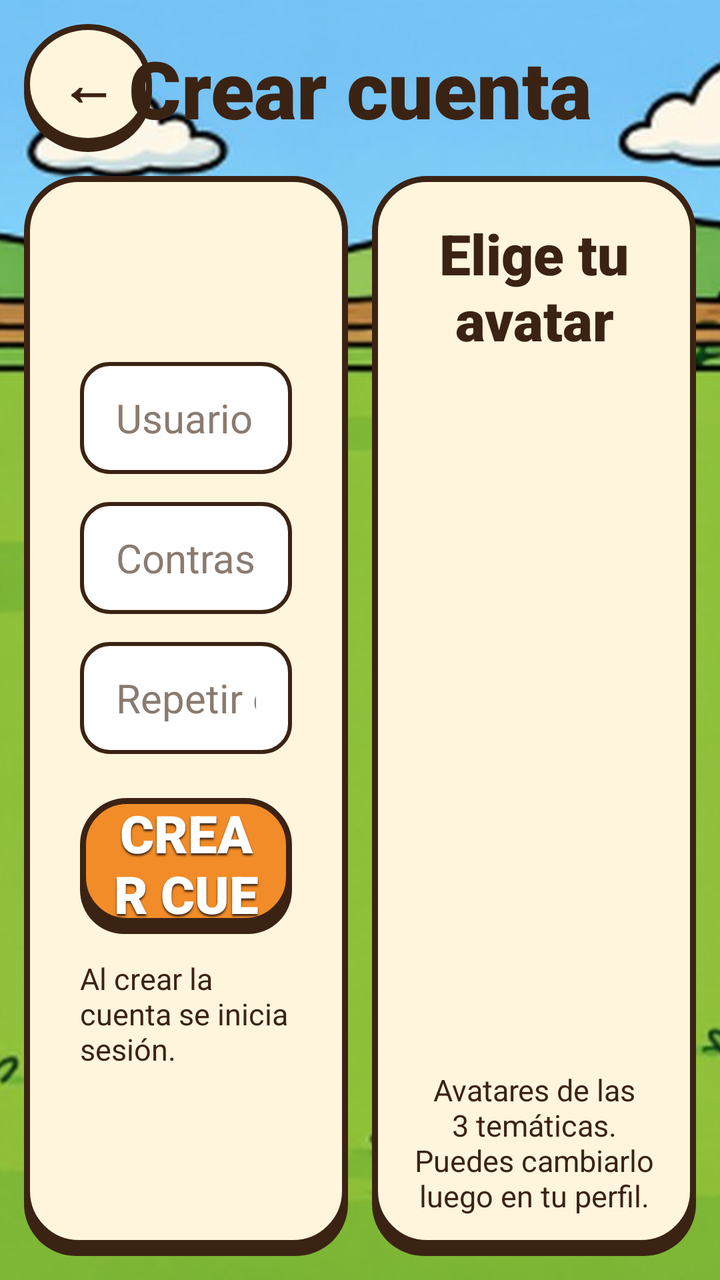
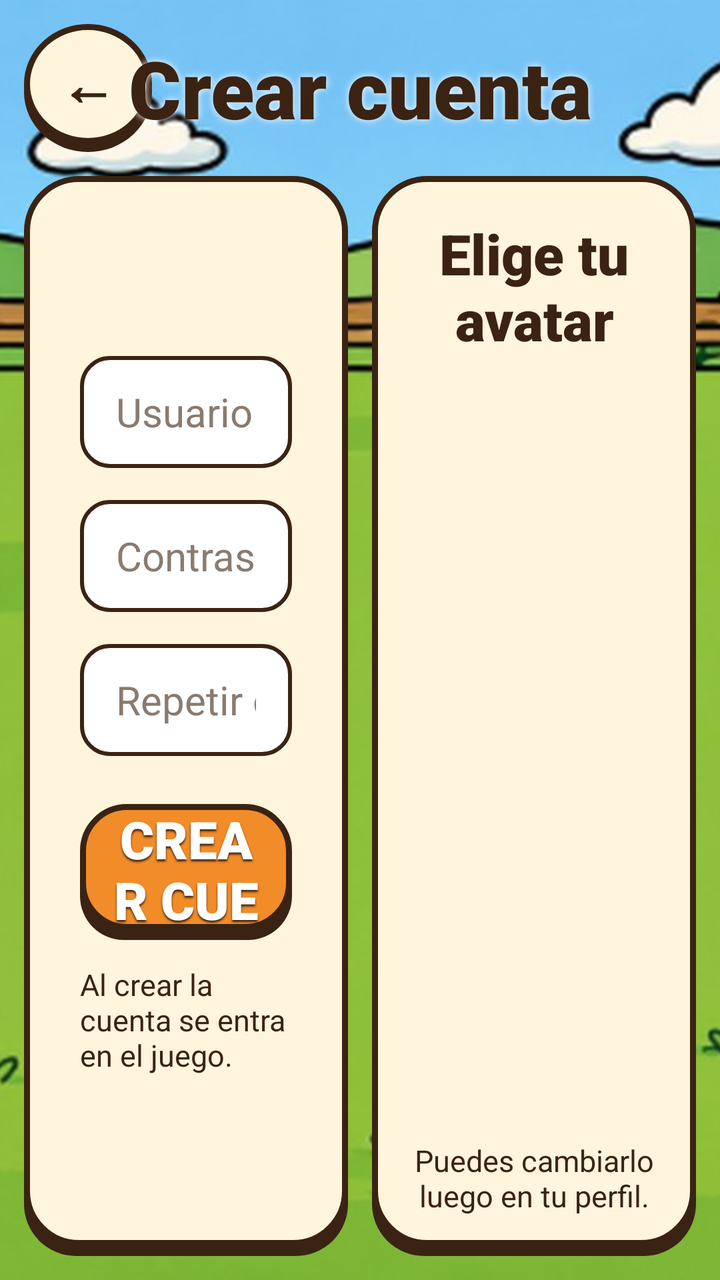

An Android layout rendered at two revisions. The XML below is the earlier revision; the diff shows what the commit changed to produce the second picture.
<!-- AndroidManifest.xml: application theme Theme.Topohit -->
<!-- res/layout/activity_registro.xml -->
<?xml version="1.0" encoding="utf-8"?>
<FrameLayout xmlns:android="http://schemas.android.com/apk/res/android"
    android:layout_width="match_parent"
    android:layout_height="match_parent">

    <ImageView
        android:id="@+id/imgFondo"
        android:layout_width="match_parent"
        android:layout_height="match_parent"
        android:scaleType="centerCrop"
        android:src="@drawable/fondo_partida_normal" />

    <LinearLayout
        android:layout_width="match_parent"
        android:layout_height="match_parent"
        android:orientation="vertical"
        android:padding="@dimen/margen_pequeno">

        
        <FrameLayout
            android:layout_width="match_parent"
            android:layout_height="wrap_content">

            <TextView
                android:id="@+id/btnAtras"
                style="@style/BotonRedondo"
                android:text="@string/atras" />

            <TextView
                android:id="@+id/lblTitulo"
                style="@style/Titulo"
                android:layout_width="match_parent"
                android:layout_height="wrap_content"
                android:layout_gravity="center_vertical"
                android:text="@string/crear_cuenta" />
        </FrameLayout>

        <LinearLayout
            android:layout_width="match_parent"
            android:layout_height="0dp"
            android:layout_weight="1"
            android:layout_marginTop="@dimen/margen_pequeno"
            android:orientation="horizontal">

            
            <LinearLayout
                android:id="@+id/layPanelDatos"
                android:layout_width="0dp"
                android:layout_height="match_parent"
                android:layout_marginEnd="@dimen/margen_pequeno"
                android:layout_weight="1"
                android:background="@drawable/panel_crema"
                android:gravity="center"
                android:orientation="vertical"
                android:padding="28dp">

                <EditText
                    android:id="@+id/txtUsuario"
                    style="@style/Campo"
                    android:layout_marginBottom="14dp"
                    android:hint="@string/usuario"
                    android:inputType="text" />

                <EditText
                    android:id="@+id/txtContrasena"
                    style="@style/Campo"
                    android:layout_marginBottom="14dp"
                    android:hint="@string/contrasena"
                    android:inputType="textPassword" />

                <EditText
                    android:id="@+id/txtRepetir"
                    style="@style/Campo"
                    android:layout_marginBottom="22dp"
                    android:hint="@string/repetir_contrasena"
                    android:inputType="textPassword" />

                <TextView
                    android:id="@+id/btnCrear"
                    style="@style/BotonJuego"
                    android:layout_width="match_parent"
                    android:background="@drawable/btn_naranja"
                    android:text="@string/crear_cuenta_mayus" />

                <TextView
                    android:id="@+id/lblNota"
                    android:layout_width="wrap_content"
                    android:layout_height="wrap_content"
                    android:layout_marginTop="12dp"
                    android:text="@string/al_crear"
                    android:textColor="@color/marron"
                    android:textSize="@dimen/texto_pequeno" />
            </LinearLayout>

            
            <LinearLayout
                android:id="@+id/layPanelAvatar"
                android:layout_width="0dp"
                android:layout_height="match_parent"
                android:layout_weight="1"
                android:background="@drawable/panel_crema"
                android:gravity="center_horizontal"
                android:orientation="vertical"
                android:padding="20dp">

                <TextView
                    android:id="@+id/lblAvatar"
                    style="@style/Titulo"
                    android:layout_width="match_parent"
                    android:layout_height="wrap_content"
                    android:text="@string/elige_avatar"
                    android:textSize="@dimen/texto_titulo_pequeno" />

                <include
                    android:id="@+id/selAvatares"
                    layout="@layout/selector_avatares"
                    android:layout_width="match_parent"
                    android:layout_height="0dp"
                    android:layout_weight="1" />

                <TextView
                    android:id="@+id/lblNotaAvatar"
                    android:layout_width="match_parent"
                    android:layout_height="wrap_content"
                    android:gravity="center"
                    android:text="@string/nota_avatares"
                    android:textColor="@color/marron"
                    android:textSize="@dimen/texto_pequeno" />
            </LinearLayout>
        </LinearLayout>
    </LinearLayout>

    <ProgressBar
        android:id="@+id/prgCargando"
        android:layout_width="64dp"
        android:layout_height="64dp"
        android:layout_gravity="center"
        android:visibility="gone" />
</FrameLayout>
<!-- res/layout/selector_avatares.xml (included above) -->
<?xml version="1.0" encoding="utf-8"?>
<LinearLayout xmlns:android="http://schemas.android.com/apk/res/android"
    android:layout_width="match_parent"
    android:layout_height="match_parent"
    android:orientation="vertical">

    <LinearLayout
        android:layout_width="match_parent"
        android:layout_height="0dp"
        android:layout_weight="1"
        android:orientation="horizontal">

        <ImageView
            android:id="@+id/imgAvatar0"
            android:layout_width="0dp"
            android:layout_height="match_parent"
            android:layout_margin="4dp"
            android:layout_weight="1"
            android:padding="6dp" />

        <ImageView
            android:id="@+id/imgAvatar1"
            android:layout_width="0dp"
            android:layout_height="match_parent"
            android:layout_margin="4dp"
            android:layout_weight="1"
            android:padding="6dp" />

        <ImageView
            android:id="@+id/imgAvatar2"
            android:layout_width="0dp"
            android:layout_height="match_parent"
            android:layout_margin="4dp"
            android:layout_weight="1"
            android:padding="6dp" />

        <ImageView
            android:id="@+id/imgAvatar3"
            android:layout_width="0dp"
            android:layout_height="match_parent"
            android:layout_margin="4dp"
            android:layout_weight="1"
            android:padding="6dp" />
    </LinearLayout>

    <LinearLayout
        android:layout_width="match_parent"
        android:layout_height="0dp"
        android:layout_weight="1"
        android:orientation="horizontal">

        <ImageView
            android:id="@+id/imgAvatar4"
            android:layout_width="0dp"
            android:layout_height="match_parent"
            android:layout_margin="4dp"
            android:layout_weight="1"
            android:padding="6dp" />

        <ImageView
            android:id="@+id/imgAvatar5"
            android:layout_width="0dp"
            android:layout_height="match_parent"
            android:layout_margin="4dp"
            android:layout_weight="1"
            android:padding="6dp" />

        <ImageView
            android:id="@+id/imgAvatar6"
            android:layout_width="0dp"
            android:layout_height="match_parent"
            android:layout_margin="4dp"
            android:layout_weight="1"
            android:padding="6dp" />

        <ImageView
            android:id="@+id/imgAvatar7"
            android:layout_width="0dp"
            android:layout_height="match_parent"
            android:layout_margin="4dp"
            android:layout_weight="1"
            android:padding="6dp" />
    </LinearLayout>

    <LinearLayout
        android:layout_width="match_parent"
        android:layout_height="0dp"
        android:layout_weight="1"
        android:orientation="horizontal">

        <ImageView
            android:id="@+id/imgAvatar8"
            android:layout_width="0dp"
            android:layout_height="match_parent"
            android:layout_margin="4dp"
            android:layout_weight="1"
            android:padding="6dp" />

        <ImageView
            android:id="@+id/imgAvatar9"
            android:layout_width="0dp"
            android:layout_height="match_parent"
            android:layout_margin="4dp"
            android:layout_weight="1"
            android:padding="6dp" />

        <ImageView
            android:id="@+id/imgAvatar10"
            android:layout_width="0dp"
            android:layout_height="match_parent"
            android:layout_margin="4dp"
            android:layout_weight="1"
            android:padding="6dp" />

        <ImageView
            android:id="@+id/imgAvatar11"
            android:layout_width="0dp"
            android:layout_height="match_parent"
            android:layout_margin="4dp"
            android:layout_weight="1"
            android:padding="6dp" />
    </LinearLayout>
</LinearLayout>
<!-- resources referenced by this layout -->
<resources>
  <color name="marron">#3B2314</color>
  <dimen name="margen_pequeno">12dp</dimen>
  <dimen name="texto_pequeno">15sp</dimen>
  <dimen name="texto_titulo_pequeno">28sp</dimen>
  <string name="al_crear">Al crear la cuenta se inicia sesión.</string>
  <string name="atras">←</string>
  <string name="contrasena">Contraseña</string>
  <string name="crear_cuenta">Crear cuenta</string>
  <string name="crear_cuenta_mayus">CREAR CUENTA</string>
  <string name="elige_avatar">Elige tu avatar</string>
  <string name="nota_avatares">Avatares de las 3 temáticas. Puedes cambiarlo luego en tu perfil.</string>
  <string name="repetir_contrasena">Repetir contraseña</string>
  <string name="usuario">Usuario</string>
  <style name="Campo">
          <item name="android:layout_width">match_parent</item>
          <item name="android:layout_height">@dimen/alto_campo</item>
          <item name="android:background">@drawable/campo</item>
          <item name="android:paddingLeft">18dp</item>
          <item name="android:paddingRight">18dp</item>
          <item name="android:textSize">@dimen/texto_normal</item>
          <item name="android:textColor">@color/marron</item>
          <item name="android:textColorHint">@color/gris</item>
          <item name="android:singleLine">true</item>
      </style>
  <style name="Titulo">
          <item name="android:textSize">@dimen/texto_titulo</item>
          <item name="android:fontFamily">sans-serif-black</item>
          <item name="android:textStyle">bold</item>
          <item name="android:textColor">@color/marron</item>
          <item name="android:gravity">center</item>
      </style>
  <style name="Theme.Topohit" parent="Theme.AppCompat.Light.NoActionBar">
          <item name="colorPrimary">@color/naranja</item>
          <item name="colorPrimaryDark">@color/marron</item>
          <item name="colorAccent">@color/verde</item>
          <item name="android:windowFullscreen">true</item>
          <item name="android:windowBackground">@color/verde</item>
      </style>
  <color name="naranja">#F28C28</color>
  <color name="crema">#FFF4DC</color>
  <dimen name="alto_boton">68dp</dimen>
  <color name="blanco">#FFFFFF</color>
  <dimen name="texto_boton">26sp</dimen>
  <dimen name="boton_redondo">64dp</dimen>
  <!-- drawable circulo_crema (drawable) -->
  <?xml version="1.0" encoding="utf-8"?>
  <layer-list xmlns:android="http://schemas.android.com/apk/res/android">
      <item android:top="4dp">
          <shape android:shape="oval"><solid android:color="@color/marron" /></shape>
      </item>
      <item android:bottom="4dp">
          <shape android:shape="oval">
              <solid android:color="@color/crema" />
              <stroke android:width="3dp" android:color="@color/marron" />
          </shape>
      </item>
  </layer-list>
  <dimen name="alto_campo">56dp</dimen>
  <!-- drawable campo (drawable) -->
  <?xml version="1.0" encoding="utf-8"?>
  <shape xmlns:android="http://schemas.android.com/apk/res/android" android:shape="rectangle">
      <corners android:radius="14dp" />
      <solid android:color="@color/blanco" />
      <stroke android:width="2dp" android:color="@color/marron" />
  </shape>
  <dimen name="texto_normal">20sp</dimen>
  <color name="gris">#8A7B70</color>
  <dimen name="texto_titulo">40sp</dimen>
  <color name="verde">#5DAA3A</color>
  <!-- unchanged entries left out for length: 5 -->
</resources>

<!-- the commit's change to res/layout/activity_registro.xml (unified diff, before → after) -->
@@ -4,9 +4,10 @@
     android:layout_height="match_parent">
 
     <ImageView
-        android:id="@+id/imgFondo"
+        android:id="@+id/ImgRegistroFondo"
         android:layout_width="match_parent"
         android:layout_height="match_parent"
+        android:contentDescription="@null"
         android:scaleType="centerCrop"
         android:src="@drawable/fondo_partida_normal" />
 
@@ -16,35 +17,35 @@
         android:orientation="vertical"
         android:padding="@dimen/margen_pequeno">
 
-        
         <FrameLayout
             android:layout_width="match_parent"
             android:layout_height="wrap_content">
 
             <TextView
-                android:id="@+id/btnAtras"
+                android:id="@+id/BtnRegistroAtras"
                 style="@style/BotonRedondo"
+                android:contentDescription="@string/volver"
                 android:text="@string/atras" />
 
             <TextView
-                android:id="@+id/lblTitulo"
                 style="@style/Titulo"
                 android:layout_width="match_parent"
                 android:layout_height="wrap_content"
                 android:layout_gravity="center_vertical"
+                android:shadowColor="@color/blanco"
+                android:shadowRadius="8"
                 android:text="@string/crear_cuenta" />
         </FrameLayout>
 
         <LinearLayout
             android:layout_width="match_parent"
             android:layout_height="0dp"
+            android:layout_marginTop="@dimen/margen_pequeno"
             android:layout_weight="1"
-            android:layout_marginTop="@dimen/margen_pequeno"
             android:orientation="horizontal">
 
-            
             <LinearLayout
-                android:id="@+id/layPanelDatos"
+                android:id="@+id/LayRegistroDatos"
                 android:layout_width="0dp"
                 android:layout_height="match_parent"
                 android:layout_marginEnd="@dimen/margen_pequeno"
@@ -52,74 +53,76 @@
                 android:background="@drawable/panel_crema"
                 android:gravity="center"
                 android:orientation="vertical"
-                android:padding="28dp">
+                android:padding="@dimen/relleno_panel">
 
                 <EditText
-                    android:id="@+id/txtUsuario"
+                    android:id="@+id/TxtRegistroUsuario"
                     style="@style/Campo"
-                    android:layout_marginBottom="14dp"
+                    android:layout_marginBottom="@dimen/separacion"
+                    android:autofillHints="username"
                     android:hint="@string/usuario"
                     android:inputType="text" />
 
                 <EditText
-                    android:id="@+id/txtContrasena"
+                    android:id="@+id/TxtRegistroContrasena"
                     style="@style/Campo"
-                    android:layout_marginBottom="14dp"
+                    android:layout_marginBottom="@dimen/separacion"
+                    android:autofillHints="password"
                     android:hint="@string/contrasena"
                     android:inputType="textPassword" />
 
                 <EditText
-                    android:id="@+id/txtRepetir"
+                    android:id="@+id/TxtRegistroRepetir"
                     style="@style/Campo"
-                    android:layout_marginBottom="22dp"
+                    android:layout_marginBottom="@dimen/margen"
+                    android:autofillHints="password"
                     android:hint="@string/repetir_contrasena"
                     android:inputType="textPassword" />
 
                 <TextView
-                    android:id="@+id/btnCrear"
+                    android:id="@+id/BtnRegistroCrear"
                     style="@style/BotonJuego"
                     android:layout_width="match_parent"
                     android:background="@drawable/btn_naranja"
                     android:text="@string/crear_cuenta_mayus" />
 
                 <TextView
-                    android:id="@+id/lblNota"
+                    android:id="@+id/LblRegistroNota"
                     android:layout_width="wrap_content"
                     android:layout_height="wrap_content"
-                    android:layout_marginTop="12dp"
+                    android:layout_marginTop="@dimen/margen_pequeno"
                     android:text="@string/al_crear"
                     android:textColor="@color/marron"
                     android:textSize="@dimen/texto_pequeno" />
             </LinearLayout>
 
-            
             <LinearLayout
-                android:id="@+id/layPanelAvatar"
+                android:id="@+id/LayRegistroAvatar"
                 android:layout_width="0dp"
                 android:layout_height="match_parent"
                 android:layout_weight="1"
                 android:background="@drawable/panel_crema"
                 android:gravity="center_horizontal"
                 android:orientation="vertical"
-                android:padding="20dp">
+                android:padding="@dimen/relleno_panel_pequeno">
 
                 <TextView
-                    android:id="@+id/lblAvatar"
+                    android:id="@+id/LblRegistroAvatar"
                     style="@style/Titulo"
                     android:layout_width="match_parent"
                     android:layout_height="wrap_content"
                     android:text="@string/elige_avatar"
                     android:textSize="@dimen/texto_titulo_pequeno" />
 
-                <include
-                    android:id="@+id/selAvatares"
-                    layout="@layout/selector_avatares"
+                <androidx.recyclerview.widget.RecyclerView
+                    android:id="@+id/LstRegistroAvatares"
                     android:layout_width="match_parent"
                     android:layout_height="0dp"
+                    android:layout_marginTop="@dimen/separacion_pequena"
                     android:layout_weight="1" />
 
                 <TextView
-                    android:id="@+id/lblNotaAvatar"
+                    android:id="@+id/LblRegistroNotaAvatar"
                     android:layout_width="match_parent"
                     android:layout_height="wrap_content"
                     android:gravity="center"
@@ -131,133 +134,9 @@
     </LinearLayout>
 
     <ProgressBar
-        android:id="@+id/prgCargando"
-        android:layout_width="64dp"
-        android:layout_height="64dp"
+        android:id="@+id/PrgRegistroCargando"
+        android:layout_width="@dimen/cargando"
+        android:layout_height="@dimen/cargando"
         android:layout_gravity="center"
         android:visibility="gone" />
 </FrameLayout>
-<!-- res/layout/selector_avatares.xml (included above) -->
-<?xml version="1.0" encoding="utf-8"?>
-<LinearLayout xmlns:android="http://schemas.android.com/apk/res/android"
-    android:layout_width="match_parent"
-    android:layout_height="match_parent"
-    android:orientation="vertical">
-
-    <LinearLayout
-        android:layout_width="match_parent"
-        android:layout_height="0dp"
-        android:layout_weight="1"
-        android:orientation="horizontal">
-
-        <ImageView
-            android:id="@+id/imgAvatar0"
-            android:layout_width="0dp"
-            android:layout_height="match_parent"
-            android:layout_margin="4dp"
-            android:layout_weight="1"
-            android:padding="6dp" />
-
-        <ImageView
-            android:id="@+id/imgAvatar1"
-            android:layout_width="0dp"
-            android:layout_height="match_parent"
-            android:layout_margin="4dp"
-            android:layout_weight="1"
-            android:padding="6dp" />
-
-        <ImageView
-            android:id="@+id/imgAvatar2"
-            android:layout_width="0dp"
-            android:layout_height="match_parent"
-            android:layout_margin="4dp"
-            android:layout_weight="1"
-            android:padding="6dp" />
-
-        <ImageView
-            android:id="@+id/imgAvatar3"
-            android:layout_width="0dp"
-            android:layout_height="match_parent"
-            android:layout_margin="4dp"
-            android:layout_weight="1"
-            android:padding="6dp" />
-    </LinearLayout>
-
-    <LinearLayout
-        android:layout_width="match_parent"
-        android:layout_height="0dp"
-        android:layout_weight="1"
-        android:orientation="horizontal">
-
-        <ImageView
-            android:id="@+id/imgAvatar4"
-            android:layout_width="0dp"
-            android:layout_height="match_parent"
-            android:layout_margin="4dp"
-            android:layout_weight="1"
-            android:padding="6dp" />
-
-        <ImageView
-            android:id="@+id/imgAvatar5"
-            android:layout_width="0dp"
-            android:layout_height="match_parent"
-            android:layout_margin="4dp"
-            android:layout_weight="1"
-            android:padding="6dp" />
-
-        <ImageView
-            android:id="@+id/imgAvatar6"
-            android:layout_width="0dp"
-            android:layout_height="match_parent"
-            android:layout_margin="4dp"
-            android:layout_weight="1"
-            android:padding="6dp" />
-
-        <ImageView
-            android:id="@+id/imgAvatar7"
-            android:layout_width="0dp"
-            android:layout_height="match_parent"
-            android:layout_margin="4dp"
-            android:layout_weight="1"
-            android:padding="6dp" />
-    </LinearLayout>
-
-    <LinearLayout
-        android:layout_width="match_parent"
-        android:layout_height="0dp"
-        android:layout_weight="1"
-        android:orientation="horizontal">
-
-        <ImageView
-            android:id="@+id/imgAvatar8"
-            android:layout_width="0dp"
-            android:layout_height="match_parent"
-            android:layout_margin="4dp"
-            android:layout_weight="1"
-            android:padding="6dp" />
-
-        <ImageView
-            android:id="@+id/imgAvatar9"
-            android:layout_width="0dp"
-            android:layout_height="match_parent"
-            android:layout_margin="4dp"
-            android:layout_weight="1"
-            android:padding="6dp" />
-
-        <ImageView
-            android:id="@+id/imgAvatar10"
-            android:layout_width="0dp"
-            android:layout_height="match_parent"
-            android:layout_margin="4dp"
-            android:layout_weight="1"
-            android:padding="6dp" />
-
-        <ImageView
-            android:id="@+id/imgAvatar11"
-            android:layout_width="0dp"
-            android:layout_height="match_parent"
-            android:layout_margin="4dp"
-            android:layout_weight="1"
-            android:padding="6dp" />
-    </LinearLayout>
-</LinearLayout>
<!-- resource entries referenced after the edit -->
@@ -1,18 +1,25 @@
 <!-- resources referenced by this layout -->
 <resources>
   <color name="marron">#3B2314</color>
+  <dimen name="cargando">64dp</dimen>
+  <dimen name="margen">24dp</dimen>
   <dimen name="margen_pequeno">12dp</dimen>
+  <dimen name="relleno_panel">28dp</dimen>
+  <dimen name="relleno_panel_pequeno">20dp</dimen>
+  <dimen name="separacion">16dp</dimen>
+  <dimen name="separacion_pequena">8dp</dimen>
   <dimen name="texto_pequeno">15sp</dimen>
   <dimen name="texto_titulo_pequeno">28sp</dimen>
-  <string name="al_crear">Al crear la cuenta se inicia sesión.</string>
+  <string name="al_crear">Al crear la cuenta se entra en el juego.</string>
   <string name="atras">←</string>
   <string name="contrasena">Contraseña</string>
   <string name="crear_cuenta">Crear cuenta</string>
   <string name="crear_cuenta_mayus">CREAR CUENTA</string>
   <string name="elige_avatar">Elige tu avatar</string>
-  <string name="nota_avatares">Avatares de las 3 temáticas. Puedes cambiarlo luego en tu perfil.</string>
+  <string name="nota_avatares">Puedes cambiarlo luego en tu perfil.</string>
   <string name="repetir_contrasena">Repetir contraseña</string>
   <string name="usuario">Usuario</string>
+  <string name="volver">Volver</string>
   <style name="Campo">
           <item name="android:layout_width">match_parent</item>
           <item name="android:layout_height">@dimen/alto_campo</item>
